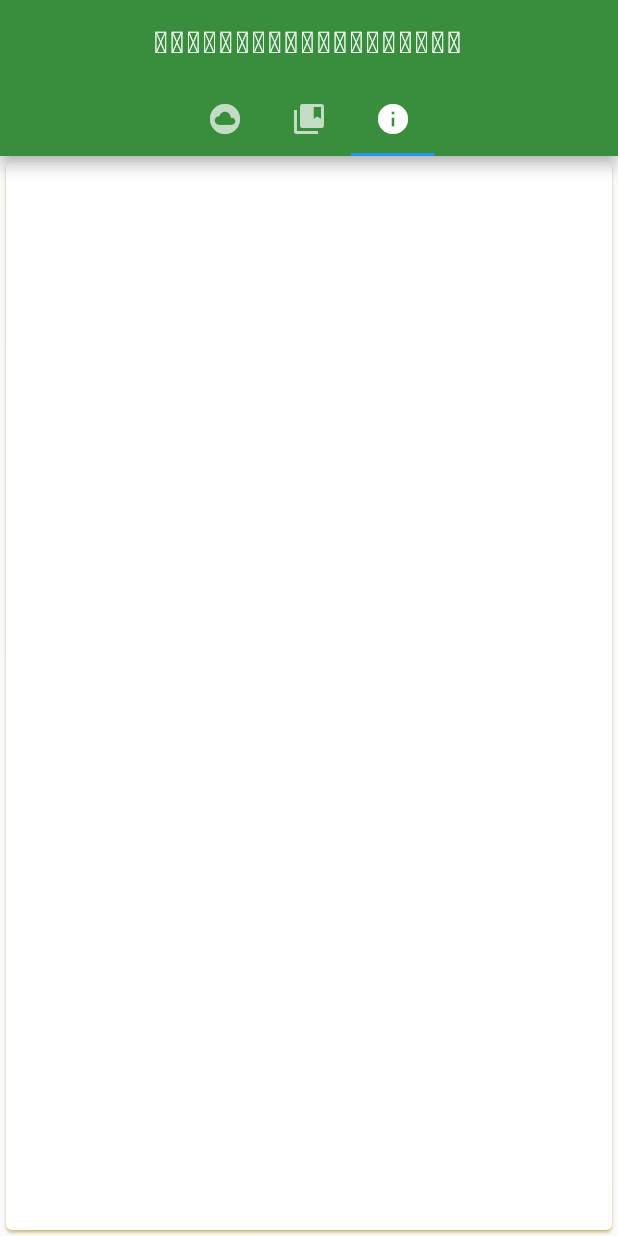
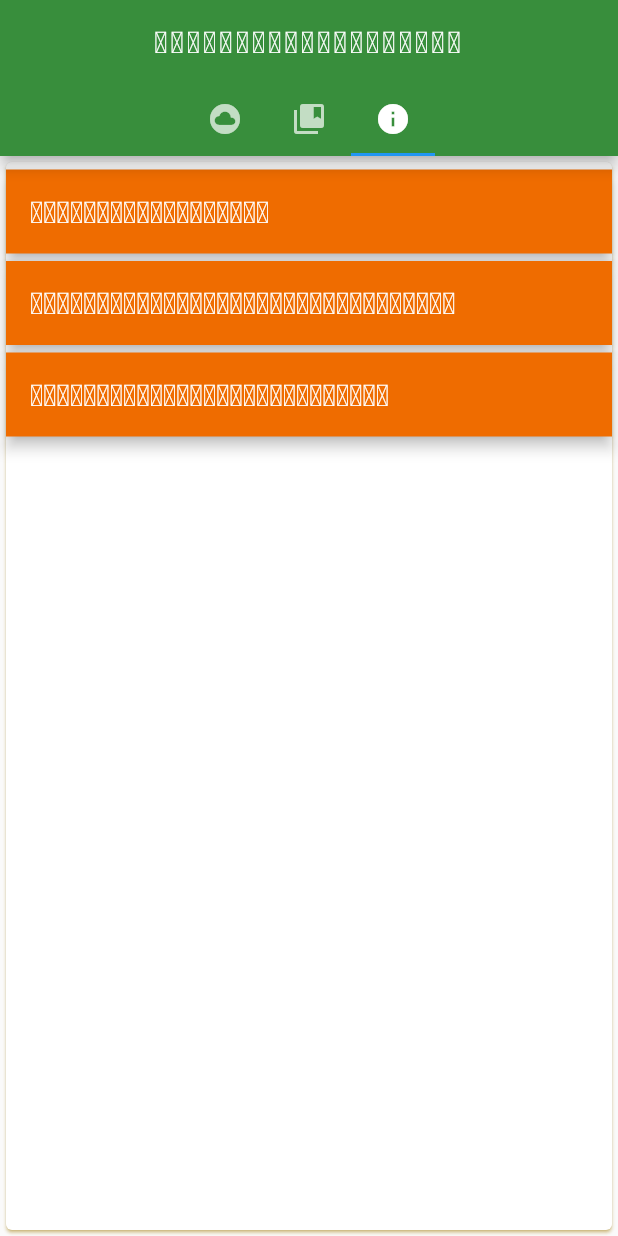
Before and after one commit to KuenzangChoden/ddc_dictionary, a Flutter app: the screen it shows after launch, tab 3 chosen, on a phone screen of 412 x 824 dp. Run offline on Flutter 3.47's test engine with Material 2 defaults, Android fonts, the phone set to English and light mode, and no system bars.

Commit message:
tab3 updated

```diff
--- a/lib/tab3_card.dart
+++ b/lib/tab3_card.dart
@@ -7,15 +7,35 @@ class Tab3Card extends StatelessWidget {
     return Card(
       color: Colors.white,
       shadowColor: Colors.amber[500],
-      child: Center(
-        child: Column(
-          mainAxisSize: MainAxisSize.min,
-          crossAxisAlignment: CrossAxisAlignment.center,
-          // children: <Widget>[
-          //   Icon(choice.icon, size: 128.0, color: textStyle.color),
-          //   Text(choice.title, style: textStyle),
-          // ],
-        ),
+      child: Column(
+        mainAxisSize: MainAxisSize.min,
+        crossAxisAlignment: CrossAxisAlignment.start,
+        children: <Widget>[
+          SizedBox(
+            height: 5,
+          ),
+          AppBar(
+            title: Text('རིམ་ལུགས་ཀྱི་སྐོར།'),
+            backgroundColor: Colors.orange[800],
+          ),
+          SizedBox(
+            height: 5,
+          ),
+          AppBar(
+            title: Text('མི་མང་གི་དོན་ལུ་རིམ་ལུགས་བཟོ་མི།'),
+            backgroundColor: Colors.orange[800],
+          ),
+          SizedBox(
+            height: 5,
+          ),
+          AppBar(
+            title: Text('རིམ་ལུགས་ཀྱི་ནང་དོན་བཟོ་མི།'),
+            backgroundColor: Colors.orange[800],
+          ),
+          SizedBox(
+            height: 5,
+          )
+        ],
       ),
     );
   }
```
Also changed, not shown: pubspec.yaml (+5 -2 lines), assets/ddc.jpg (added).
